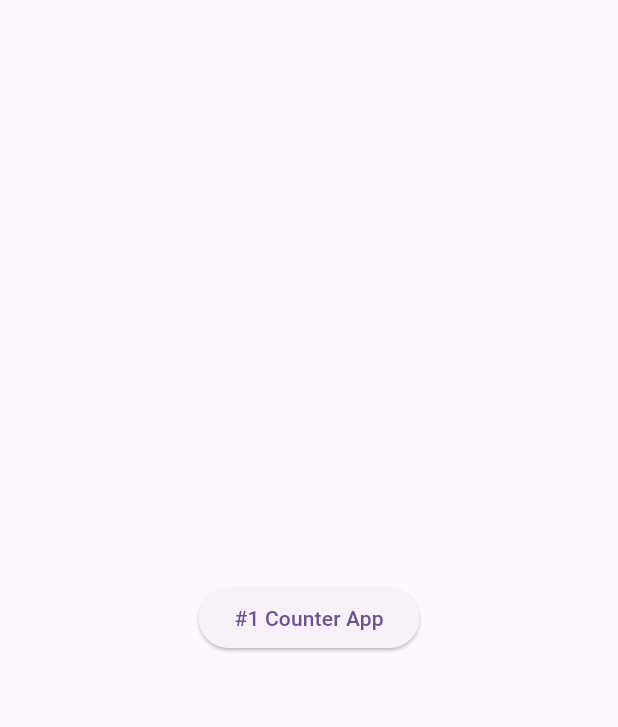
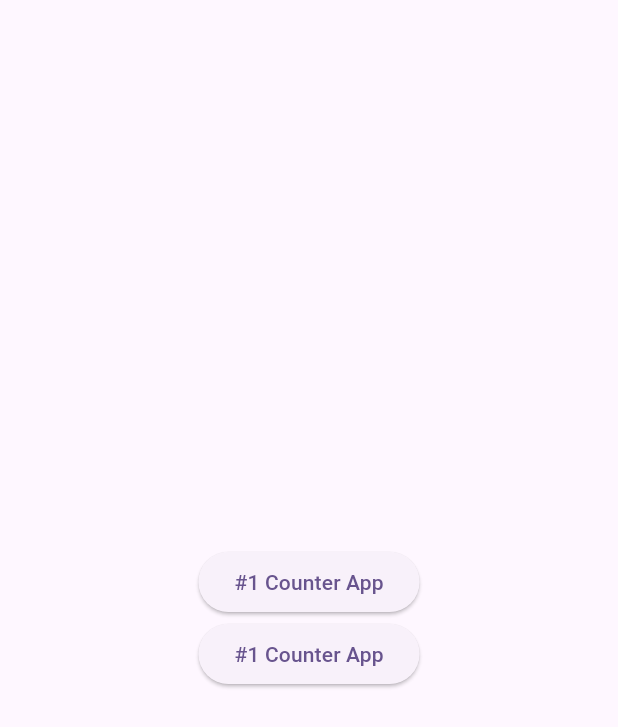
Before and after one commit to K-Mose/Flutter_Bloc_Essential, a Flutter app: the screen it shows after launch, on a phone screen of 412 x 824 dp. Shown: the top 727 px of the screen. Run offline on Flutter 3.47's test engine with Material 3 defaults, Android fonts, the phone set to English and light mode, and no system bars; our stand-ins replace bloc, equatable, flutter_bloc.

Commit message:
Bloc Overview - 1. Counter App - Bloc.

```diff
--- /dev/null
+++ b/bloc_overview/lib/a_counter/bloc/counter_bloc.dart
@@ -0,0 +1,26 @@
+import 'package:bloc/bloc.dart';
+import 'package:equatable/equatable.dart';
+
+part 'counter_event.dart';
+part 'counter_state.dart';
+
+class CounterBloc extends Bloc<CounterEvent, CounterState> {
+  CounterBloc() : super(CounterState.initial()) {
+    // on 함수는 Event를 타입으로 받고 이벤트를 구현함
+    // 처리 로직이 간단할 경우 익명함수 안애서 사용
+    on<CounterIncrementPressedEvent>((event, emit) {
+      emit(state.copyWith(counter: state.counter + 1));
+    });
+
+    // 로직이 복잡할 경우 외부에서 정의
+    on<CounterDecrementPressedEvent>(_decrementCounter);
+
+  }
+
+  void _decrementCounter(
+    CounterDecrementPressedEvent event,
+    Emitter<CounterState> emit,
+  ) {
+    emit(state.copyWith(counter: state.counter - 1));
+  }
+}
--- /dev/null
+++ b/bloc_overview/lib/a_counter/bloc/counter_event.dart
@@ -0,0 +1,13 @@
+part of 'counter_bloc.dart';
+
+sealed class CounterEvent extends Equatable {
+  const CounterEvent();
+
+  @override
+  List<Object> get props => [];
+}
+
+// Bloc에서 사용할 이벤트 등록
+class CounterIncrementPressedEvent extends CounterEvent{}
+
+class CounterDecrementPressedEvent extends CounterEvent{}
--- /dev/null
+++ b/bloc_overview/lib/a_counter/bloc/counter_state.dart
@@ -0,0 +1,27 @@
+part of 'counter_bloc.dart';
+
+class CounterState extends Equatable {
+  final int counter;
+
+  const CounterState({
+    required this.counter,
+  });
+
+  factory CounterState.initial() => const CounterState(counter: 0);
+
+  @override
+  String toString() {
+    return '$counter';
+  }
+
+  @override
+  List<Object> get props => [counter];
+
+  CounterState copyWith({
+    int? counter,
+  }) {
+    return CounterState(
+      counter: counter ?? this.counter,
+    );
+  }
+}
--- a/bloc_overview/lib/main.dart
+++ b/bloc_overview/lib/main.dart
@@ -1,3 +1,5 @@
+import 'package:bloc_overview/a_counter/bloc/counter_bloc.dart';
+import 'package:bloc_overview/a_counter/counter_bloc_screen.dart';
 import 'package:bloc_overview/a_counter/counter_cubit_screen.dart';
 import 'package:bloc_overview/a_counter/cubit/counter_cubit.dart';
 import 'package:flutter/material.dart';
@@ -52,6 +54,20 @@
               },
               child: const Text("#1 Counter App"),
             ),
+            ElevatedButton(
+              onPressed: () {
+                Navigator.of(context).push(
+                  MaterialPageRoute(builder: (context) {
+                    // 하위 위젯에서 CounterBloc을 사용할 수 있게 의존성 주입
+                    return BlocProvider<CounterBloc>(
+                      create: (context) => CounterBloc(),
+                      child: const CounterBlocScreen(),
+                    );
+                  },)
+                );
+              },
+              child: const Text("#1 Counter App"),
+            ),
           ],
         ),
       ),
```
Also changed, not shown: bloc_overview/lib/a_counter/counter_bloc_screen.dart (+42 -7 lines), bloc_overview/lib/a_counter/test_widget.dart (added, +12 -0 lines).
